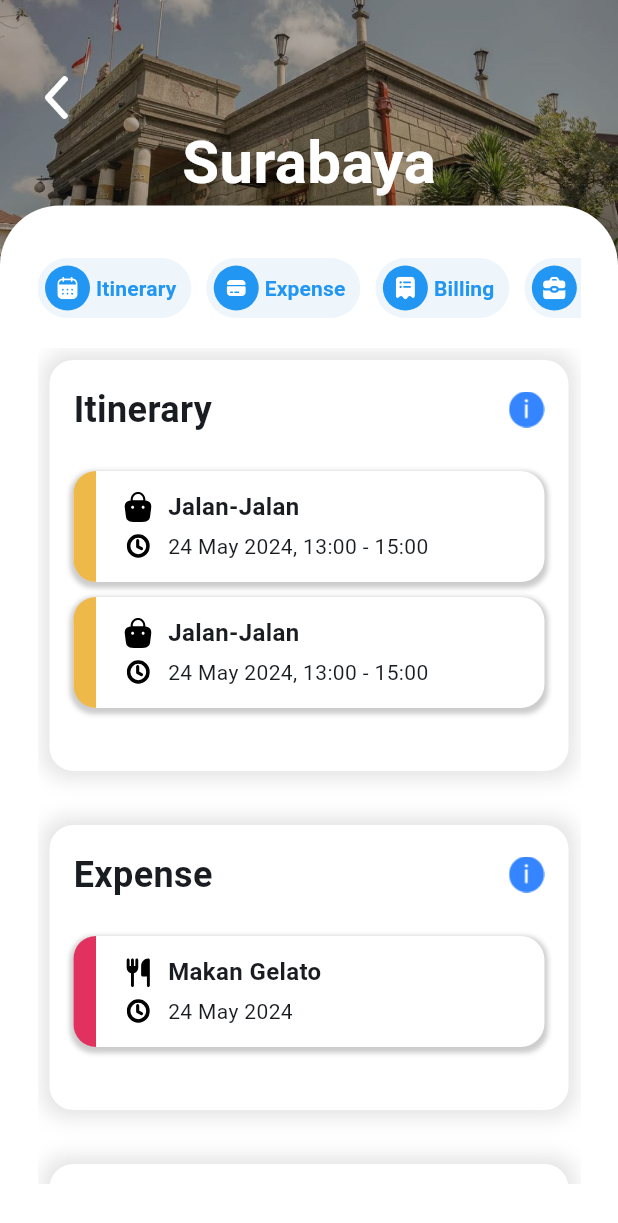
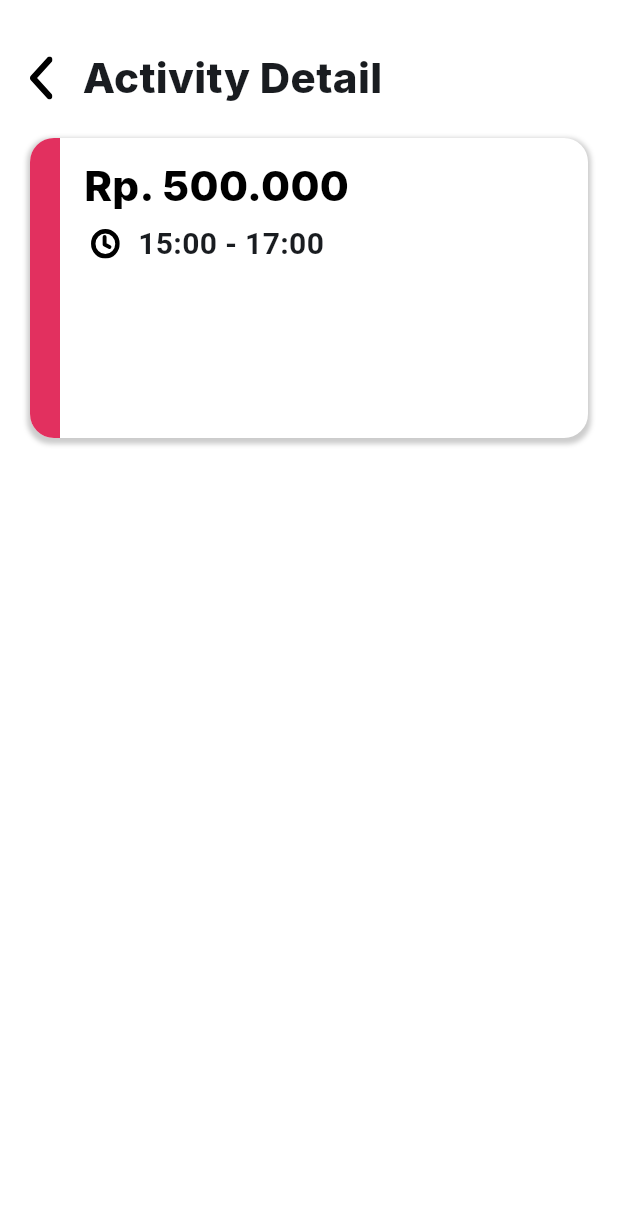
Before and after one commit to ryanceha/Trippin, a Flutter app: the DashboardPage screen opened directly, after a tap on "Itinerary", on a phone screen of 412 x 824 dp. Shown: the top 1223 px of the screen. Run offline on Flutter 3.47's test engine with Material 3 defaults, Android fonts, the phone set to English and light mode, and no system bars; our stand-ins replace animated_splash_screen, curved_navigation_bar, flutter_svg, percent_indicator.

Commit message:
implement Inter fonts and detail activity on progress

```diff
--- a/lib/main.dart
+++ b/lib/main.dart
@@ -15,7 +15,6 @@ class MainApp extends StatelessWidget {
       title: 'Tripin',
       theme: ThemeData(
         colorScheme: ColorScheme.fromSeed(seedColor: Colors.blue),
-        useMaterial3: true,
       ),
       home: SplashScreen(), // Gunakan SplashScreen dari splash.dart
     );
--- /dev/null
+++ b/lib/pages/activity_detail_page.dart
@@ -0,0 +1,147 @@
+import 'package:flutter/material.dart';
+import 'package:flutter_svg/flutter_svg.dart';
+
+class ActivityDetailPage extends StatefulWidget {
+  const ActivityDetailPage({super.key});
+
+  @override
+  State<ActivityDetailPage> createState() => _ActivityDetailPageState();
+}
+
+class _ActivityDetailPageState extends State<ActivityDetailPage> {
+  @override
+  Widget build(BuildContext context) {
+    return Scaffold(
+        body: Container(
+      decoration: BoxDecoration(
+        color: Colors.white,
+      ),
+      child: Padding(
+        padding: const EdgeInsets.symmetric(horizontal: 20, vertical: 32.0),
+        child: Column(
+          children: [
+            Row(
+              children: [
+                GestureDetector(
+                  onTap: () {
+                    Navigator.pop(context);
+                  },
+                  child: Container(
+                    width: 15,
+                    height: 30,
+                    child: SvgPicture.asset('lib/images/recommend/back.svg'),
+                  ),
+                ),
+                const SizedBox(width: 20),
+                Text(
+                  'Activity Detail',
+                  style: TextStyle(
+                    fontFamily: 'Inter',
+                    fontSize: 28,
+                    fontWeight: FontWeight.w800,
+                  ),
+                ),
+              ],
+            ),
+            const SizedBox(height: 20),
+            _detailCard(Color(0xFFE2305F), "Expense"),
+            const Spacer(),
+            // create bill button
+          ],
+        ),
+      ),
+    ));
+  }
+
+  Widget _detailCard(Color color, String title) {
+    return Container(
+      decoration: BoxDecoration(
+        color: Colors.white,
+        borderRadius: BorderRadius.circular(16),
+        boxShadow: [
+          BoxShadow(
+            color: Colors.black.withOpacity(0.2),
+            blurRadius: 2,
+            spreadRadius: 2,
+            offset: Offset(0, 2), // Add offset to the shadow
+          ),
+        ],
+      ),
+      child: Row(
+        crossAxisAlignment: CrossAxisAlignment.start,
+        children: [
+          Container(
+            width: 20,
+            height: 200,
+            decoration: BoxDecoration(
+              color: color,
+              borderRadius: BorderRadius.only(
+                topLeft: Radius.circular(16),
+                bottomLeft: Radius.circular(16),
+              ),
+            ),
+          ),
+          Expanded(
+            child: Padding(
+              padding: const EdgeInsets.symmetric(horizontal: 16, vertical: 12),
+              child: Column(
+                crossAxisAlignment: CrossAxisAlignment.start,
+                children: [
+                  Text(
+                    title == 'Expense'
+                        ? 'Rp. 500.000'
+                        : title == 'Itinerary'
+                            ? 'Rp. 1.200.000'
+                            : 'Rp. 4.000',
+                    style: TextStyle(
+                      fontFamily: 'Inter',
+                      fontSize: 28,
+                      color: Colors.black,
+                      fontWeight: FontWeight.w800,
+                    ),
+                  ),
+                  SizedBox(height: 4),
+                  Row(
+                    children: [
+                      const SizedBox(width: 4),
+                      Center(
+                        child: SvgPicture.asset(
+                          'lib/images/dashboard/time.svg', // Update this path to your time SVG asset
+                          width: 20,
+                          height: 20,
+                          color: Colors.black,
+                        ),
+                      ),
+                      const SizedBox(width: 12),
+                      Text(
+                        title == 'Itinerary'
+                            ? '13:00 - 15:00'
+                            : title == 'Expense'
+                                ? '15:00 - 17:00'
+                                : '18:00 - 19:00',
+                        style: TextStyle(
+                          fontSize: 20,
+                          fontWeight: FontWeight.bold,
+                        ),
+                      ),
+                      const SizedBox(width: 8),
+                      Text(
+                        title == 'Billing' ? 'IDR 150,000' : '',
+                        style: TextStyle(
+                          color: Color(0xFF3485FF),
+                          fontFamily: 'Inter',
+                          fontSize: 14,
+                          fontWeight: FontWeight.bold,
+                        ),
+                      ),
+                    ],
+                  ),
+                ],
+              ),
+            ),
+          ),
+        ],
+      ),
+    );
+  }
+}
--- a/lib/pages/dashboard_page.dart
+++ b/lib/pages/dashboard_page.dart
@@ -1,5 +1,7 @@
 import 'package:flutter/material.dart';
 import 'package:flutter_svg/flutter_svg.dart';
+import 'package:trippin/pages/activity_detail_page.dart';
+import 'package:trippin/pages/home_page.dart';
 
 class DashboardPage extends StatefulWidget {
   const DashboardPage({super.key});
@@ -59,19 +61,19 @@ class _DashboardPageState extends State<DashboardPage> {
                           child: ListView(
                             scrollDirection: Axis.horizontal,
                             children: [
-                              _itineraryButton('Itinerary',
+                              _itineraryButton(context, 'Itinerary',
                                   'lib/images/dashboard/list-menu/calendar.svg'),
                               const SizedBox(width: 10), // Gap between buttons
-                              _itineraryButton('Expense',
+                              _itineraryButton(context, 'Expense',
                                   'lib/images/dashboard/list-menu/expense.svg'),
                               const SizedBox(width: 10), // Gap between buttons
-                              _itineraryButton('Billing',
+                              _itineraryButton(context, 'Billing',
                                   'lib/images/dashboard/list-menu/billing.svg'),
                               const SizedBox(width: 10), // Gap between buttons
-                              _itineraryButton('Packing List',
+                              _itineraryButton(context, 'Packing List',
                                   'lib/images/dashboard/list-menu/packing-list.svg'),
                               const SizedBox(width: 10), // Gap between buttons
-                              _itineraryButton('Albums',
+                              _itineraryButton(context, 'Albums',
                                   'lib/images/dashboard/list-menu/albums.svg'),
                             ],
                           ),
@@ -81,11 +83,14 @@ class _DashboardPageState extends State<DashboardPage> {
                           child: SingleChildScrollView(
                             child: Column(
                               children: [
-                                _mainCard('Itinerary', Color(0xFFEFB949), 2),
+                                _mainCard(
+                                    context, 'Itinerary', Color(0xFFEFB949), 2),
                                 const SizedBox(height: 20),
-                                _mainCard('Expense', Color(0xFFE2305F), 1),
+                                _mainCard(
+                                    context, 'Expense', Color(0xFFE2305F), 1),
                                 const SizedBox(height: 20),
-                                _mainCard('Billing', Color(0xFF47712D), 1),
+                                _mainCard(
+                                    context, 'Billing', Color(0xFF47712D), 1),
                                 const SizedBox(height: 20),
                                 _packinglistCard(),
                                 const SizedBox(height: 20),
@@ -121,20 +126,22 @@ class _DashboardPageState extends State<DashboardPage> {
   }
 }
 
-Widget _itineraryButton(String name, String imagePath) {
+Widget _itineraryButton(BuildContext context, String name, String imagePath) {
   return ElevatedButton(
-    onPressed: () {
-      // Navigator.push(
-      // context,
-      // MaterialPageRoute(builder: () => HomePage()),
-      // );
-    },
     style: ElevatedButton.styleFrom(
       backgroundColor: const Color(0xFFEEF5FB),
       elevation: 0,
       padding: const EdgeInsets.all(0),
       minimumSize: Size.zero, // Remove the minimum size constraint
     ),
+    onPressed: () {
+      Navigator.push(
+        context,
+        MaterialPageRoute(
+            builder: (context) =>
+                name == 'Itinerary' ? ActivityDetailPage() : HomePage()),
+      );
+    },
     child: Container(
       padding: const EdgeInsets.only(top: 5, bottom: 5, left: 5, right: 10),
       decoration: BoxDecoration(
@@ -175,7 +182,8 @@ Widget _itineraryButton(String name, String imagePath) {
   );
 }
 
-Widget _mainCard(String title, Color color, int numberOfItineraries) {
+Widget _mainCard(
+    BuildContext context, String title, Color color, int numberOfItineraries) {
   return Padding(
     padding: const EdgeInsets.all(8),
     child: Container(
@@ -206,12 +214,15 @@ Widget _mainCard(String title, Color color, int numberOfItineraries) {
                   ),
                 ),
                 GestureDetector(
-                  // onTap: () {
-                  //   Navigator.push(
-                  //     context,
-                  //     MaterialPageRoute(builder: (context) => InfoPage()),
-                  //   );
-                  // },
+                  onTap: () {
+                    Navigator.push(
+                      context,
+                      MaterialPageRoute(
+                          builder: (context) => title == 'Itinerary'
+                              ? ActivityDetailPage()
+                              : HomePage()),
+                    );
+                  },
                   child: Image.asset(
                     'lib/images/dashboard/info.png',
                     width: 24,
--- a/lib/pages/success_page.dart
+++ b/lib/pages/success_page.dart
@@ -1,5 +1,4 @@
 import 'package:flutter/material.dart';
-import 'package:animated_splash_screen/animated_splash_screen.dart';
 import 'package:trippin/pages/home_page.dart';
 
 class SuccessPage extends StatefulWidget {
```
Also changed, not shown: pubspec.yaml (+10 -0 lines), assets/fonts/Inter-Black.ttf (added), assets/fonts/Inter-Bold.ttf (added), assets/fonts/Inter-ExtraBold.ttf (added), assets/fonts/Inter-ExtraLight.ttf (added), assets/fonts/Inter-Light.ttf (added), assets/fonts/Inter-Medium.ttf (added), assets/fonts/Inter-Regular.ttf (added), assets/fonts/Inter-SemiBold.ttf (added), assets/fonts/Inter-Thin.ttf (added).
